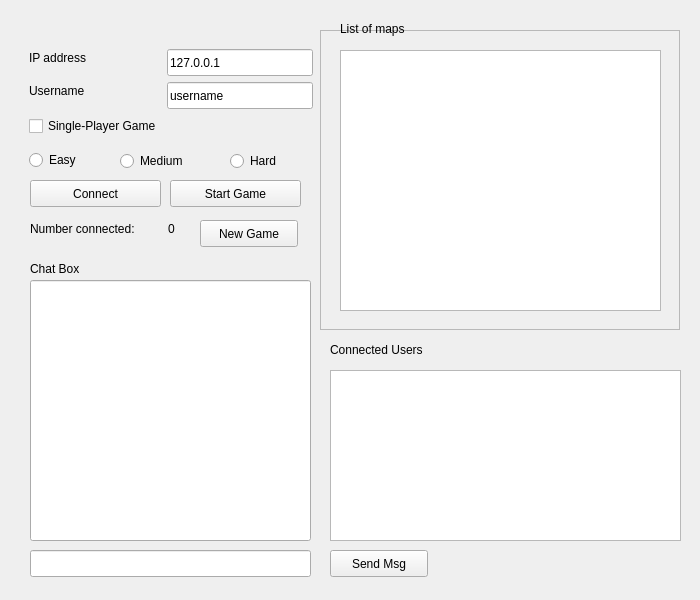
This is src/client/lobbywindow.ui in dc2011/td as Qt 5 draws it before an edit. The edited form follows.
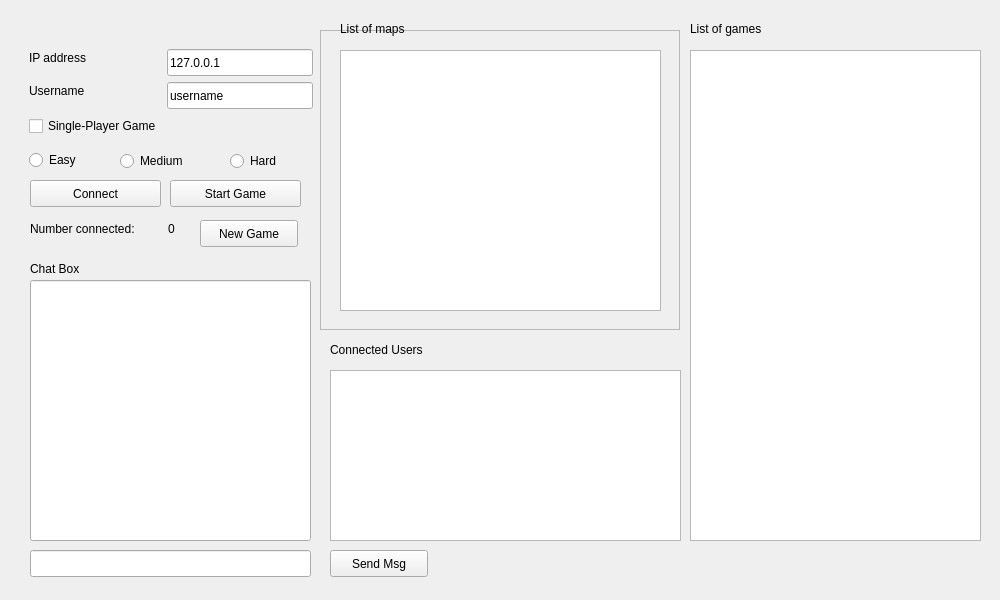
This is the edited form.

Commit message: Game List

Patch:
```diff
--- a/src/client/lobbywindow.ui
+++ b/src/client/lobbywindow.ui
@@ -6,7 +6,7 @@
    <rect>
     <x>0</x>
     <y>0</y>
-    <width>700</width>
+    <width>1000</width>
     <height>600</height>
    </rect>
   </property>
@@ -294,6 +294,29 @@
      <string>New Game</string>
     </property>
    </widget>
+   <widget class="QListWidget" name="gamesList">
+    <property name="geometry">
+     <rect>
+      <x>690</x>
+      <y>50</y>
+      <width>291</width>
+      <height>491</height>
+     </rect>
+    </property>
+   </widget>
+   <widget class="QLabel" name="label_4">
+    <property name="geometry">
+     <rect>
+      <x>690</x>
+      <y>20</y>
+      <width>131</width>
+      <height>17</height>
+     </rect>
+    </property>
+    <property name="text">
+     <string>List of games</string>
+    </property>
+   </widget>
   </widget>
  </widget>
  <resources/>
```
The commit also changes 1 other file.
